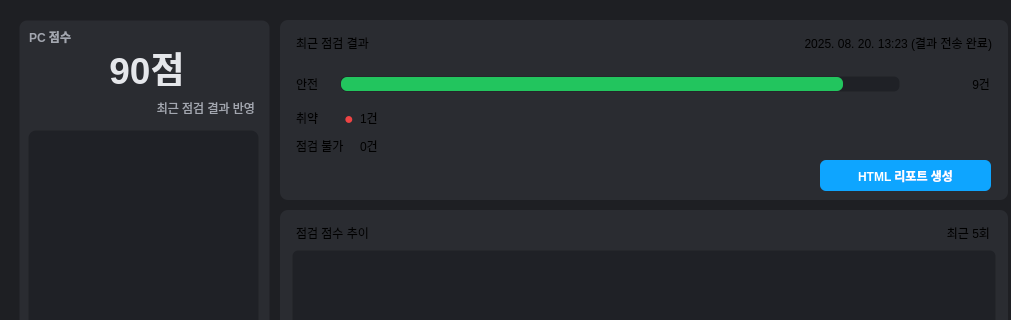
The window that EDR/ui/main_window.ui (Eedia/module-proejct-v01-EDR) describes before a commit, drawn with Qt 5; both pictures show x 0 to 1011 and y 0 to 320 of the 1240 by 920 pixel window.
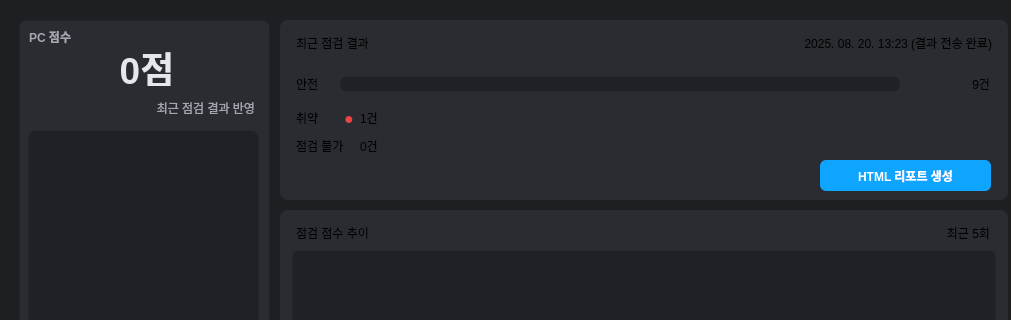
The same window after the commit.

Patch:
```diff
--- a/EDR/ui/main_window.ui
+++ b/EDR/ui/main_window.ui
@@ -120,7 +120,7 @@
       </rect>
      </property>
      <property name="value">
-      <number>90</number>
+      <number>0</number>
      </property>
      <property name="textVisible">
       <bool>false</bool>
@@ -341,7 +341,7 @@
       </rect>
      </property>
      <property name="text">
-      <string>90점</string>
+      <string>0점</string>
      </property>
      <property name="alignment">
       <set>Qt::AlignmentFlag::AlignCenter</set>
```
